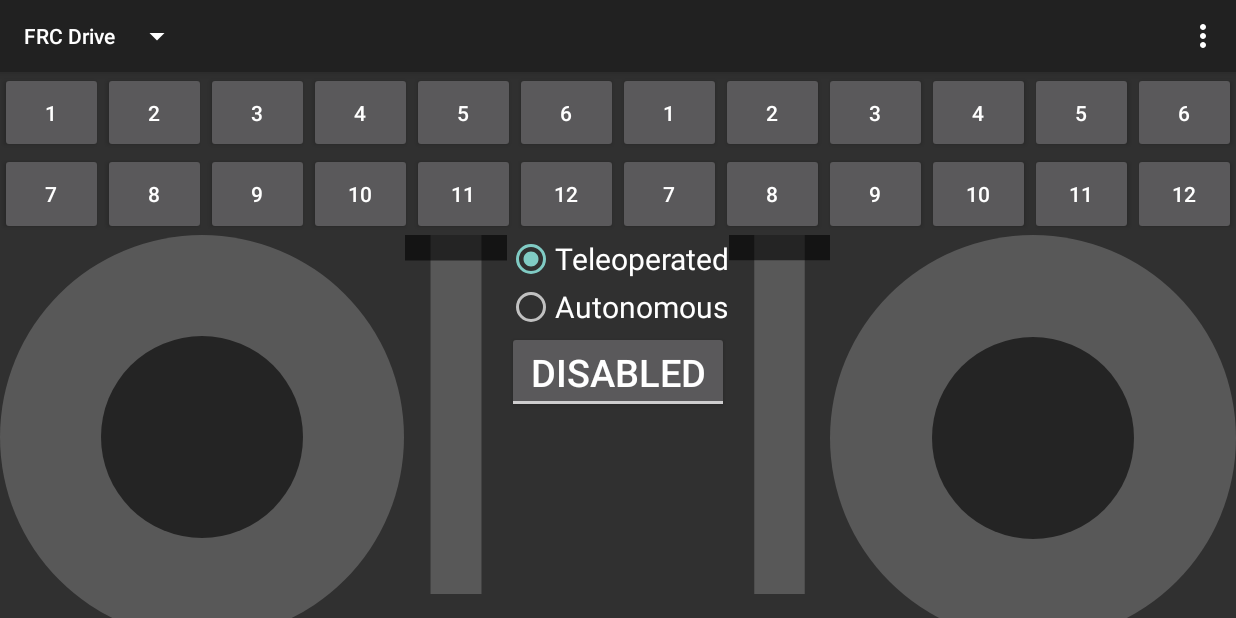
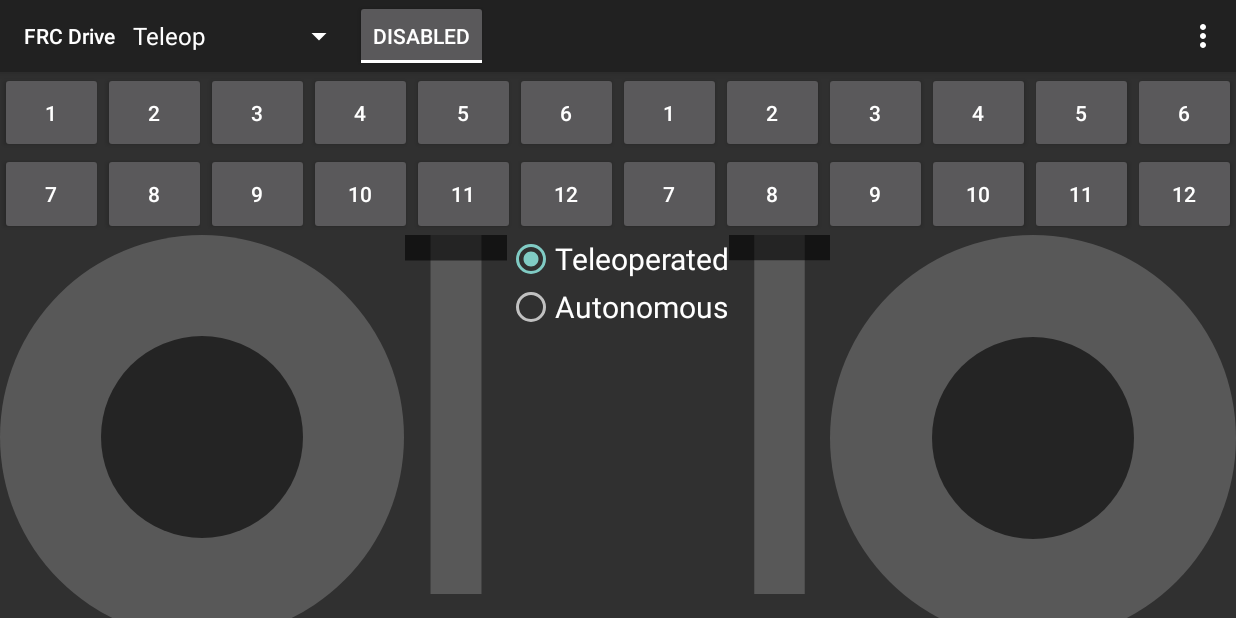
Before and after one commit to AquaMorph/FRC-Drive, an Android app: the screen it shows after launch (MainActivity), on a phone screen of 824 x 412 dp (held sideways). Run offline under Robolectric (Android 15) with nearby library versions, the phone set to English and light mode, and no system bars.

Commit message:
Added robot state spinner Moved enable button to toolbar

```diff
--- a/app/src/main/java/com/aquamorph/frcdrive/Controls.java
+++ b/app/src/main/java/com/aquamorph/frcdrive/Controls.java
@@ -6,10 +6,12 @@ import android.util.Log;
 import android.view.MotionEvent;
 import android.view.View;
 import android.view.View.OnTouchListener;
+import android.widget.ArrayAdapter;
 import android.widget.Button;
 import android.widget.CompoundButton;
 import android.widget.CompoundButton.OnCheckedChangeListener;
 import android.widget.RadioButton;
+import android.widget.Spinner;
 import android.widget.ToggleButton;
 
 import com.aquamorph.frcdrive.ui.Joystick;
@@ -39,6 +41,11 @@ class Controls {
 		Joystick joystick2 = (Joystick) activity.findViewById(R.id.joystick2);
 		Throttle throttle1 = (Throttle) activity.findViewById(R.id.throttle1);
 		Throttle throttle2 = (Throttle) activity.findViewById(R.id.throttle2);
+		Spinner spinner = (Spinner) activity.findViewById(R.id.spinner);
+		ArrayAdapter<CharSequence> adapter = ArrayAdapter.createFromResource(activity,
+				R.array.robot_states, android.R.layout.simple_spinner_item);
+		adapter.setDropDownViewResource(android.R.layout.simple_spinner_dropdown_item);
+		spinner.setAdapter(adapter);
 		enableBttn = (ToggleButton) activity.findViewById(R.id.enable_button);
 		RadioButton enableAuto = (RadioButton) activity.findViewById(R.id.run_autonomous);
 		// Joystick one buttons
--- a/app/src/main/java/com/aquamorph/frcdrive/PacketSender.java
+++ b/app/src/main/java/com/aquamorph/frcdrive/PacketSender.java
@@ -15,12 +15,10 @@ import java.net.InetAddress;
 import java.net.SocketException;
 import java.net.UnknownHostException;
 
-public class PacketSender extends Thread {
+class PacketSender extends Thread {
 
-	String TAG = "PacketSender";
+	private String TAG = "PacketSender";
 	private int packetIndex;
-	private byte teamNum1;
-	private byte teamNum2;
 	private DatagramSocket sock;
 	private Packets rioPacket = new Packets();
 	private DatagramPacket packet;
@@ -38,16 +36,15 @@ public class PacketSender extends Thread {
 	private byte[] joystick2Axis = new byte[6];
 	private byte[] joystick3Axis = new byte[6];
 	private byte[] joystick4Axis = new byte[6];
-	private String protocol;
 
-	public PacketSender(Activity activity, Controls uiMngr, PhysicalJoystick physicalJoystick) {
+	PacketSender(Activity activity, Controls uiMngr, PhysicalJoystick physicalJoystick) {
 		SharedPreferences settings = PreferenceManager.getDefaultSharedPreferences(activity);
 		leftjoy = Integer.parseInt(settings.getString("leftjoy", "1"));
 		rightjoy = Integer.parseInt(settings.getString("rightjoy", "2"));
 		physicaljoy = Integer.parseInt(settings.getString("physicaljoy", "3"));
 		leftthrottle = Integer.parseInt(settings.getString("leftthrottle", "3")) - 1;
 		rightthrottle = Integer.parseInt(settings.getString("rightthrottle", "3")) - 1;
-		protocol = settings.getString("protocol", "2015");
+		String protocol = settings.getString("protocol", "2015");
 		this.activity = activity;
 		ui = uiMngr;
 		phyJoy = physicalJoystick;
@@ -58,8 +55,8 @@ public class PacketSender extends Thread {
 		//Find the team number from current ip address.
 		WifiManager wifi = (WifiManager) activity.getSystemService(Context.WIFI_SERVICE);
 		int address = wifi.getConnectionInfo().getIpAddress();
-		teamNum1 = (byte) ((address & 0xff00) >> 8);
-		teamNum2 = (byte) ((address & 0xff0000) >> 16);
+		byte teamNum1 = (byte) ((address & 0xff00) >> 8);
+		byte teamNum2 = (byte) ((address & 0xff0000) >> 16);
 
 		//Set up the datagram packet.
 		InetAddress crioAddr;
@@ -71,12 +68,7 @@ public class PacketSender extends Thread {
 			}
 			Log.i(TAG, "Robot IP " + crioAddr.getHostAddress());        //Tell the user the robot's IP
 			packet = new DatagramPacket(rioPacket.data, 1024, crioAddr, 1110);
-			if ((address & 0xff) != 10 && (address & 0xff000000) >> 24 != 6)    //Let the application know if it is
-			{                                                                //not connected to a robot network.
-				isRobotNet = false;
-			} else {
-				isRobotNet = true;
-			}
+			isRobotNet = !((address & 0xff) != 10 && (address & 0xff000000) >> 24 != 6);
 		} catch (UnknownHostException e) {
 			postMessage("Packet Error: " + e.getMessage());
 			e.printStackTrace();
@@ -96,7 +88,7 @@ public class PacketSender extends Thread {
 		}
 	}
 
-	public byte[] arrayReset(byte[] array) {
+	private byte[] arrayReset(byte[] array) {
 		for (int i = 0; array.length > i; i++) {
 			array[i] = (byte) 0;
 		}
--- a/app/src/main/res/layout/button.xml
+++ b/app/src/main/res/layout/button.xml
@@ -1,7 +1,7 @@
 <?xml version="1.0" encoding="utf-8"?>
 <TableLayout xmlns:android="http://schemas.android.com/apk/res/android"
-             android:layout_width="wrap_content"
-             android:layout_height="wrap_content"
+             android:layout_width="fill_parent"
+             android:layout_height="fill_parent"
              android:orientation="horizontal">
 
     <TableRow
@@ -11,6 +11,7 @@
 
         <Button
             android:id="@+id/button1"
+            style="@style/Widget.AppCompat.Button"
             android:layout_width="0dp"
             android:layout_height="fill_parent"
             android:layout_weight="1"
@@ -18,6 +19,7 @@
 
         <Button
             android:id="@+id/button2"
+            style="@style/Widget.AppCompat.Button"
             android:layout_width="0dp"
             android:layout_height="fill_parent"
             android:layout_weight="1"
@@ -25,6 +27,7 @@
 
         <Button
             android:id="@+id/button3"
+            style="@style/Widget.AppCompat.Button"
             android:layout_width="0dp"
             android:layout_height="fill_parent"
             android:layout_weight="1"
@@ -32,6 +35,7 @@
 
         <Button
             android:id="@+id/button4"
+            style="@style/Widget.AppCompat.Button"
             android:layout_width="0dp"
             android:layout_height="fill_parent"
             android:layout_weight="1"
@@ -39,6 +43,7 @@
 
         <Button
             android:id="@+id/button5"
+            style="@style/Widget.AppCompat.Button"
             android:layout_width="0dp"
             android:layout_height="fill_parent"
             android:layout_weight="1"
@@ -46,6 +51,7 @@
 
         <Button
             android:id="@+id/button6"
+            style="@style/Widget.AppCompat.Button"
             android:layout_width="0dp"
             android:layout_height="fill_parent"
             android:layout_weight="1"
@@ -61,6 +67,7 @@
 
         <Button
             android:id="@+id/button7"
+            style="@style/Widget.AppCompat.Button"
             android:layout_width="0dp"
             android:layout_height="fill_parent"
             android:layout_weight="1"
@@ -68,6 +75,7 @@
 
         <Button
             android:id="@+id/button8"
+            style="@style/Widget.AppCompat.Button"
             android:layout_width="0dp"
             android:layout_height="fill_parent"
             android:layout_weight="1"
@@ -75,6 +83,7 @@
 
         <Button
             android:id="@+id/button9"
+            style="@style/Widget.AppCompat.Button"
             android:layout_width="0dp"
             android:layout_height="fill_parent"
             android:layout_weight="1"
@@ -82,6 +91,7 @@
 
         <Button
             android:id="@+id/button10"
+            style="@style/Widget.AppCompat.Button"
             android:layout_width="0dp"
             android:layout_height="fill_parent"
             android:layout_weight="1"
@@ -89,6 +99,7 @@
 
         <Button
             android:id="@+id/button11"
+            style="@style/Widget.AppCompat.Button"
             android:layout_width="0dp"
             android:layout_height="fill_parent"
             android:layout_weight="1"
@@ -96,6 +107,7 @@
 
         <Button
             android:id="@+id/button12"
+            style="@style/Widget.AppCompat.Button"
             android:layout_width="0dp"
             android:layout_height="fill_parent"
             android:layout_weight="1"
--- a/app/src/main/res/layout/controls.xml
+++ b/app/src/main/res/layout/controls.xml
@@ -26,6 +26,13 @@
                 android:id="@+id/spinner"
                 android:layout_width="wrap_content"
                 android:layout_height="wrap_content"/>
+
+            <ToggleButton
+                android:id="@+id/enable_button"
+                android:layout_width="wrap_content"
+                android:layout_height="match_parent"
+                android:textOff="@string/disabled"
+                android:textOn="@string/enabled"/>
 
         </android.support.v7.widget.Toolbar>
 
@@ -124,13 +131,6 @@
                     android:textSize="20sp"/>
             </RadioGroup>
 
-            <ToggleButton
-                android:id="@+id/enable_button"
-                android:layout_width="match_parent"
-                android:layout_height="wrap_content"
-                android:textOff="@string/disabled"
-                android:textOn="@string/enabled"
-                android:textSize="25sp"/>
         </LinearLayout>
 
         <LinearLayout
--- a/app/src/main/res/values/strings.xml
+++ b/app/src/main/res/values/strings.xml
@@ -32,8 +32,14 @@
     <string name="left_joystick">Left Onscreen Controller</string>
     <string name="right_joystick">Right Onscreen Controller</string>
     <string name="physical_joystick">Physical Controller</string>
-    <string name="leftthrottle">Left Onscreen Throttle</string>
-    <string name="rightthrottle">Right Onscreen Throttle</string>
+    <string name="left_throttle">Left Onscreen Throttle</string>
+    <string name="right_throttle">Right Onscreen Throttle</string>
     <string name="protocol">Protocol Version</string>
+    <string-array name="robot_states">
+        <item>Teleop</item>
+        <item>Autonomous</item>
+        <item>Test</item>
+        <item>Practice</item>
+    </string-array>
 
 </resources>
--- a/app/src/main/res/xml/preferences.xml
+++ b/app/src/main/res/xml/preferences.xml
@@ -41,14 +41,14 @@
             android:entryValues="@array/throttleaxisvalue"
             android:key="leftthrottle"
             android:summary="Set the axis"
-            android:title="@string/leftthrottle"/>
+            android:title="@string/left_throttle"/>
         <ListPreference
             android:defaultValue="3"
             android:entries="@array/throttleaxis"
             android:entryValues="@array/throttleaxisvalue"
             android:key="rightthrottle"
             android:summary="Set the axis"
-            android:title="@string/rightthrottle"/>
+            android:title="@string/right_throttle"/>
     </PreferenceCategory>
 
     <PreferenceCategory
```
Also changed, not shown: app/src/main/java/com/aquamorph/frcdrive/Joy1Adapter.java (deleted, +0 -51 lines).
